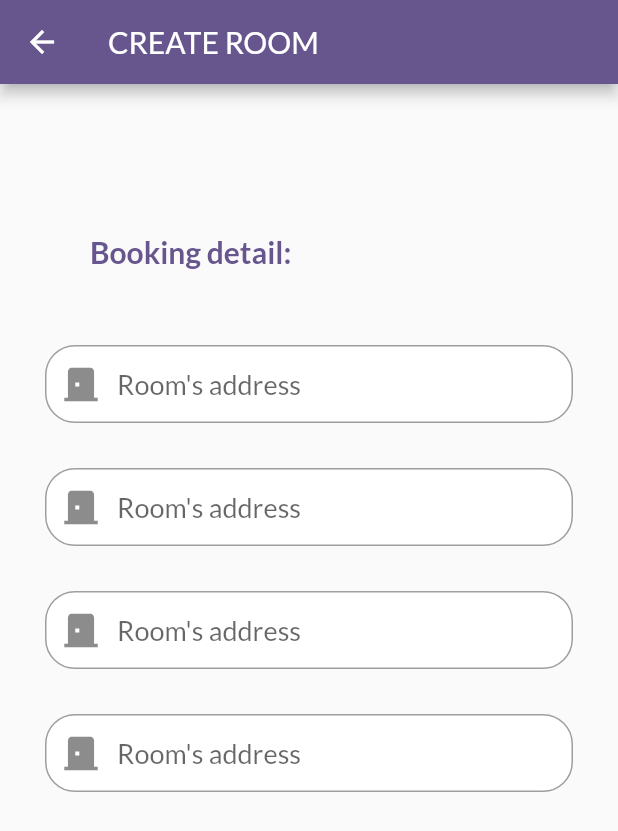
After one commit to tsuna614/MHA-project, a Flutter app: the screen it shows once a user with an empty profile is signed in, after a tap on "Create", on a phone screen of 412 x 824 dp. The commit adds this screen. Shown: the top 831 px of the screen. Run offline on Flutter 3.47's test engine with Material 2 defaults, Android fonts, the phone set to English and light mode, and no system bars; our stand-ins replace firebase_auth, firebase_core, google_fonts; accounts and stored records are empty.

Commit message:
added create_room screen (no function)

```diff
--- a/mha_project/lib/screens/hotel_screens/home_screen.dart
+++ b/mha_project/lib/screens/hotel_screens/home_screen.dart
@@ -1,4 +1,6 @@
 import 'package:flutter/material.dart';
+import 'package:mha_project/screens/loading_screen.dart';
+import 'package:mha_project/screens/temp/create_room.dart';
 
 class HomeScreen extends StatelessWidget {
   const HomeScreen({super.key});
@@ -198,7 +200,17 @@ class HomeScreen extends StatelessWidget {
               ),
             ]),
           ),
-        )
+        ),
+        ElevatedButton(
+          onPressed: () {
+            Navigator.of(context).push(
+              MaterialPageRoute(
+                builder: (context) => CreateRoomScreen(),
+              ),
+            );
+          },
+          child: const Text('Create'),
+        ),
       ],
     );
   }
--- /dev/null
+++ b/mha_project/lib/screens/temp/create_room.dart
@@ -0,0 +1,136 @@
+import 'package:flutter/material.dart';
+
+class CreateRoomScreen extends StatelessWidget {
+  CreateRoomScreen({super.key});
+
+  final _addressController = TextEditingController();
+  final _amountController = TextEditingController();
+
+  @override
+  Widget build(BuildContext context) {
+    return Scaffold(
+      appBar: AppBar(
+        title: const Text('CREATE ROOM'),
+      ),
+      body: Padding(
+        padding: const EdgeInsets.only(left: 30, right: 30, top: 100),
+        child: Column(
+          // mainAxisAlignment: MainAxisAlignment.center,
+          crossAxisAlignment: CrossAxisAlignment.start,
+          children: [
+            Padding(
+              padding: const EdgeInsets.only(left: 30),
+              child: Text(
+                'Booking detail:',
+                style: TextStyle(
+                    fontSize: 20,
+                    fontWeight: FontWeight.bold,
+                    color: Theme.of(context).colorScheme.primary),
+              ),
+            ),
+            const SizedBox(height: 50),
+            TextField(
+              // controller: ,
+              decoration: InputDecoration(
+                fillColor: Colors.white,
+                contentPadding: const EdgeInsets.symmetric(vertical: 15.0),
+                enabledBorder: const OutlineInputBorder(
+                  borderSide: BorderSide(color: Colors.grey),
+                  borderRadius: BorderRadius.all(Radius.circular(20.0)),
+                ),
+                focusedBorder: OutlineInputBorder(
+                  borderSide:
+                      BorderSide(color: Theme.of(context).colorScheme.primary),
+                  borderRadius: const BorderRadius.all(Radius.circular(20.0)),
+                ),
+                hintText: 'Room\'s address',
+                hintStyle: const TextStyle(fontSize: 18.0),
+                prefixIcon: const Icon(
+                  Icons.door_back_door,
+                  size: 30.0,
+                ),
+                filled: true,
+              ),
+              //onSubmitted :
+            ),
+            const SizedBox(height: 30),
+            TextField(
+              // controller: ,
+              decoration: InputDecoration(
+                fillColor: Colors.white,
+                contentPadding: const EdgeInsets.symmetric(vertical: 15.0),
+                enabledBorder: const OutlineInputBorder(
+                  borderSide: BorderSide(color: Colors.grey),
+                  borderRadius: BorderRadius.all(Radius.circular(20.0)),
+                ),
+                focusedBorder: OutlineInputBorder(
+                  borderSide:
+                      BorderSide(color: Theme.of(context).colorScheme.primary),
+                  borderRadius: const BorderRadius.all(Radius.circular(20.0)),
+                ),
+                hintText: 'Room\'s address',
+                hintStyle: const TextStyle(fontSize: 18.0),
+                prefixIcon: const Icon(
+                  Icons.door_back_door,
+                  size: 30.0,
+                ),
+                filled: true,
+              ),
+              //onSubmitted :
+            ),
+            const SizedBox(height: 30),
+            TextField(
+              // controller: ,
+              decoration: InputDecoration(
+                fillColor: Colors.white,
+                contentPadding: const EdgeInsets.symmetric(vertical: 15.0),
+                enabledBorder: const OutlineInputBorder(
+                  borderSide: BorderSide(color: Colors.grey),
+                  borderRadius: BorderRadius.all(Radius.circular(20.0)),
+                ),
+                focusedBorder: OutlineInputBorder(
+                  borderSide:
+                      BorderSide(color: Theme.of(context).colorScheme.primary),
+                  borderRadius: const BorderRadius.all(Radius.circular(20.0)),
+                ),
+                hintText: 'Room\'s address',
+                hintStyle: const TextStyle(fontSize: 18.0),
+                prefixIcon: const Icon(
+                  Icons.door_back_door,
+                  size: 30.0,
+                ),
+                filled: true,
+              ),
+              //onSubmitted :
+            ),
+            const SizedBox(height: 30),
+            TextField(
+              // controller: ,
+              decoration: InputDecoration(
+                fillColor: Colors.white,
+                contentPadding: const EdgeInsets.symmetric(vertical: 15.0),
+                enabledBorder: const OutlineInputBorder(
+                  borderSide: BorderSide(color: Colors.grey),
+                  borderRadius: BorderRadius.all(Radius.circular(20.0)),
+                ),
+                focusedBorder: OutlineInputBorder(
+                  borderSide:
+                      BorderSide(color: Theme.of(context).colorScheme.primary),
+                  borderRadius: const BorderRadius.all(Radius.circular(20.0)),
+                ),
+                hintText: 'Room\'s address',
+                hintStyle: const TextStyle(fontSize: 18.0),
+                prefixIcon: const Icon(
+                  Icons.door_back_door,
+                  size: 30.0,
+                ),
+                filled: true,
+              ),
+              //onSubmitted :
+            ),
+          ],
+        ),
+      ),
+    );
+  }
+}
```
